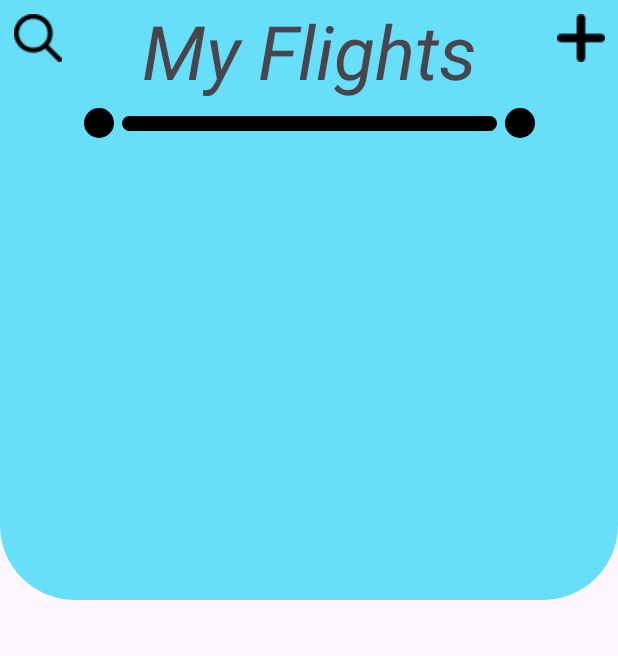
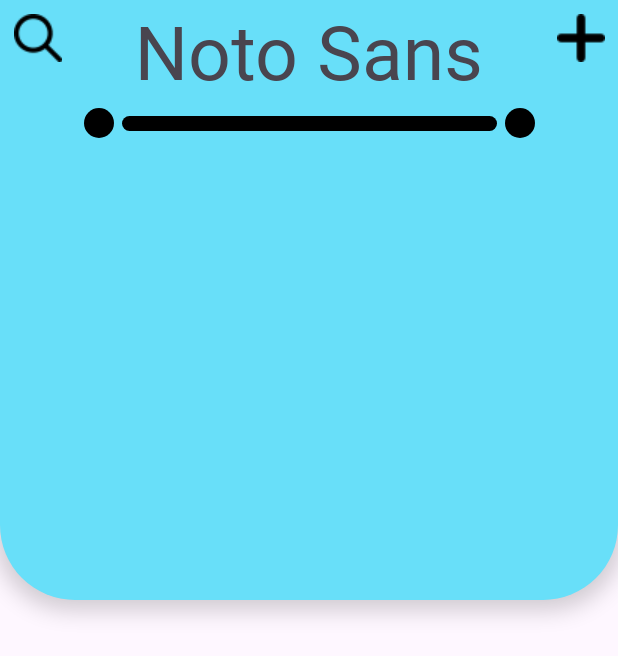
Before and after one commit to JustinPeasley/Flight_App, an Android app: the screen it shows after launch (MainActivity), on a phone screen of 412 x 824 dp. Shown: the top 656 px of the screen. Run offline under Robolectric (Android 15) with nearby library versions, the phone set to English and light mode, and no system bars; our stand-ins replace navigation-ui; 2 statements that could not run were skipped.

Commit message:
Dynamic UI elements / button functionality

```diff
--- a/app/src/main/AndroidManifest.xml
+++ b/app/src/main/AndroidManifest.xml
@@ -2,7 +2,11 @@
 <manifest xmlns:android="http://schemas.android.com/apk/res/android"
     xmlns:tools="http://schemas.android.com/tools">
 
+    <uses-permission android:name="android.permission.INTERNET" />
+
     <application
+
+
         android:allowBackup="true"
         android:dataExtractionRules="@xml/data_extraction_rules"
         android:fullBackupContent="@xml/backup_rules"
--- a/app/src/main/res/layout/activity_main.xml
+++ b/app/src/main/res/layout/activity_main.xml
@@ -11,12 +11,33 @@
         android:id="@+id/frameLayout"
         android:layout_width="match_parent"
         android:layout_height="400dp"
-        android:background="@drawable/top_card_background">
+        android:background="@drawable/top_card_background"
+        android:elevation="8dp">
 
         <androidx.constraintlayout.widget.ConstraintLayout
             android:layout_width="match_parent"
             android:layout_height="match_parent">
 
+            <!-- search and add buttons-->
+            <ImageButton
+                android:id="@+id/search"
+                android:src="@drawable/search"
+                android:background="?attr/selectableItemBackgroundBorderless"
+                android:layout_width="50dp"
+                android:layout_height="50dp"
+                app:layout_constraintLeft_toLeftOf="parent"
+                tools:ignore="MissingConstraints"/>
+
+            <ImageButton
+                android:id="@+id/addflight"
+                android:src="@drawable/plus"
+                android:background="?attr/selectableItemBackgroundBorderless"
+                android:layout_width="50dp"
+                android:layout_height="50dp"
+                app:layout_constraintRight_toRightOf="parent"
+                tools:ignore="MissingConstraints"/>
+
+            <!-- graphic design of arrival -> destination -->
             <View
                 android:id="@+id/view"
                 android:layout_width="250dp"
@@ -52,35 +73,27 @@
                 android:layout_gravity="center_horizontal"
                 android:text="@string/home_header"
                 android:textSize="50sp"
-                android:textStyle="italic"
+                android:textFontWeight="400"
                 app:layout_constraintLeft_toLeftOf="parent"
                 app:layout_constraintRight_toRightOf="parent"
                 app:layout_constraintTop_toTopOf="parent" />
 
-            <ImageButton
-                android:id="@+id/search"
-                android:src="@drawable/search"
-                android:background="?attr/selectableItemBackgroundBorderless"
-                android:layout_width="50dp"
-                android:layout_height="50dp"
-                app:layout_constraintLeft_toLeftOf="parent"
-                tools:ignore="MissingConstraints"/>
+            <GridLayout
+                android:id="@+id/infoDisplayGrid"
+                android:layout_width="match_parent"
+                android:layout_height="wrap_content"
+                android:layout_marginVertical="10dp"
+                app:layout_constraintBottom_toBottomOf="parent"
+                app:layout_constraintEnd_toEndOf="parent"
+                android:columnCount="2"
+                android:rowCount="3"
+                app:layout_constraintStart_toStartOf="parent"
+                app:layout_constraintTop_toTopOf="parent"
+                app:layout_constraintVertical_chainStyle="packed"
+                tools:ignore="MissingConstraints">
 
-            <ImageButton
-                android:id="@+id/add_flight"
-                android:src="@drawable/plus"
-                android:background="?attr/selectableItemBackgroundBorderless"
-                android:layout_width="50dp"
-                android:layout_height="50dp"
-                app:layout_constraintRight_toRightOf="parent"
-                tools:ignore="MissingConstraints"/>
+            </GridLayout>
 
-            <LinearLayout
-                android:layout_width="wrap_content"
-                android:layout_height="wrap_content"
-                android:orientation="vertical">
-
-            </LinearLayout>
 
         </androidx.constraintlayout.widget.ConstraintLayout>
     </FrameLayout>
--- a/app/src/main/res/values-v23/themes.xml
+++ b/app/src/main/res/values-v23/themes.xml
@@ -5,5 +5,8 @@
         <item name="android:navigationBarColor">@android:color/transparent</item>
         <item name="android:statusBarColor">@android:color/transparent</item>
         <item name="android:windowLightStatusBar">?attr/isLightTheme</item>
+
+        <item name="android:fontFamily">@font/notosans_variablefont_wdth_wght</item>
+        <item name="android:textSize">28sp</item>
     </style>
 </resources>
--- a/app/src/main/res/values/strings.xml
+++ b/app/src/main/res/values/strings.xml
@@ -2,5 +2,8 @@
     <string name="app_name">Flight_App</string>
     <string name="action_settings">Settings</string>
 
-    <string name="home_header">My Flights</string>
+    <string name="home_header">Noto Sans</string>
+
+    <!-- add flight dialog box -->
+    <string name="add_flight_header">Add Flight</string>
 </resources>
--- a/app/src/main/res/values/themes.xml
+++ b/app/src/main/res/values/themes.xml
@@ -5,5 +5,10 @@
         <!-- <item name="colorPrimary">@color/my_light_primary</item> -->
     </style>
 
+    <style name="ToolbarTitleStyle">
+        <item name="android:fontFamily">@font/notosans_variablefont_wdth_wght</item>
+        <item name="android:textSize">28sp</item>
+    </style>
+
     <style name="Theme.Flight_App" parent="Base.Theme.Flight_App" />
 </resources>
```
Also changed, not shown: app/src/main/java/edu/commonwealthu/flight_app/MainActivity.java (+64 -0 lines), app/src/main/res/layout/custom_dialog_box.xml (added, +43 -0 lines), 1 other file.
